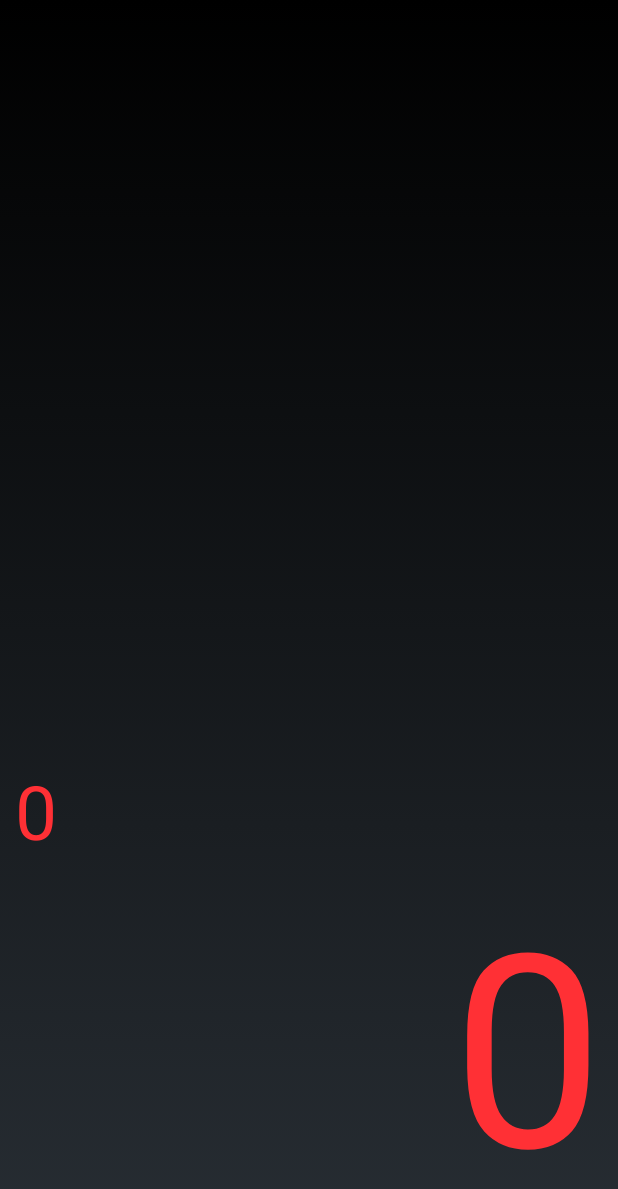
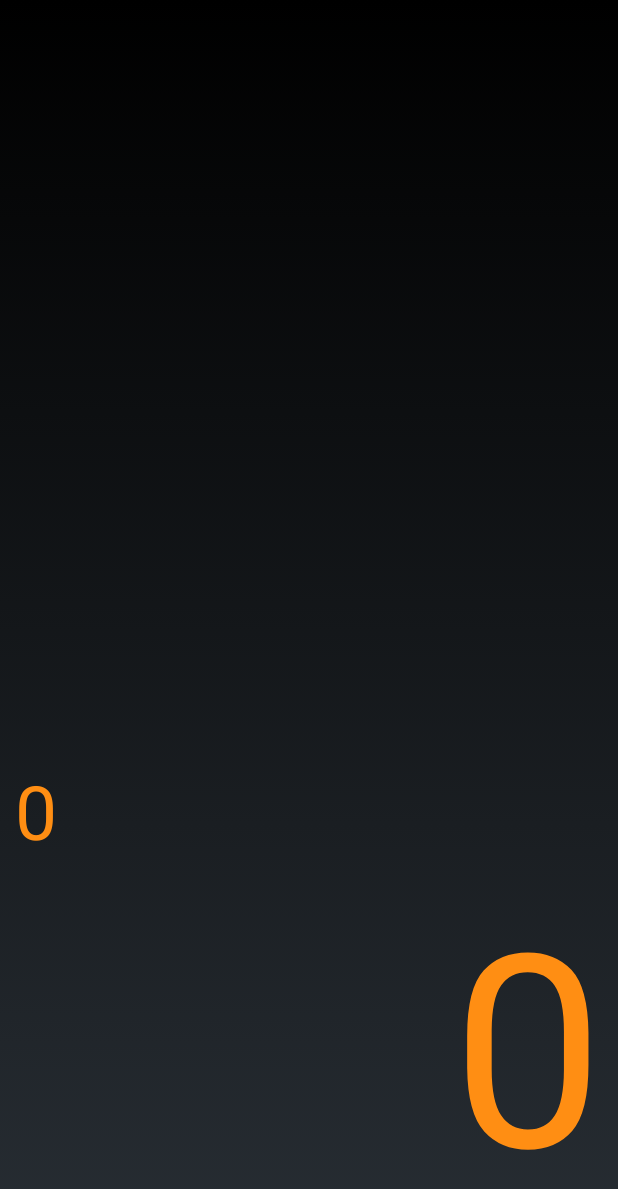
Before and after one commit to alistair2002/hm-10-pilot, an Android app: the layout bearing.xml on its own in the app's theme, with its tools: preview values and no code run, on a phone screen of 412 x 824 dp. Shown: the top 1189 px of the screen. Run offline under Robolectric (Android 15) with nearby library versions, the phone set to English and light mode, and no system bars.

```diff
--- a/app/src/main/java/com/polkapolka/bluetooth/le/ScreenSlideCOG.java
+++ b/app/src/main/java/com/polkapolka/bluetooth/le/ScreenSlideCOG.java
@@ -18,6 +18,8 @@ public class ScreenSlideCOG extends Fragment {
     private final static String TAG = ScreenSlideCOG.class.getSimpleName();
     private TextView textview;
 
+	public void setCOG(int value) { textview.setText(String.valueOf(value)); }
+
     @Override
     public View onCreateView(LayoutInflater inflater, ViewGroup container,
                              Bundle savedInstanceState) {
--- a/app/src/main/res/layout/bearing.xml
+++ b/app/src/main/res/layout/bearing.xml
@@ -15,7 +15,7 @@
         <EditText android:id="@+id/bearing_edit"
             android:textSize="50dp"
             android:text="0"
-            android:textColor="#ffff3035"
+            android:textColor="#ffff8e13"
             android:layout_height="wrap_content"
             android:layout_width="match_parent"
             android:background="@android:color/transparent"
@@ -27,7 +27,7 @@
         <TextView android:id="@+id/bearing"
             android:text="0"
             android:textSize="180dp"
-            android:textColor="#ffff3035"
+            android:textColor="#ffff8e13"
             android:layout_width="match_parent"
             android:layout_height="wrap_content"
             android:gravity="right"/>
```
Also changed, not shown: app/src/main/java/com/polkapolka/bluetooth/le/DeviceControlActivity.java (+15 -1 lines), 3 other files.
